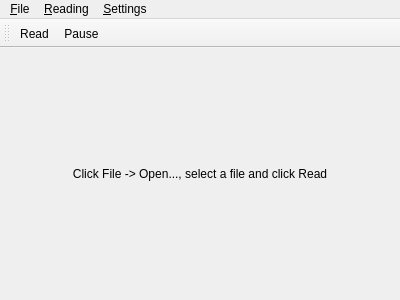
First picture: the form in app/src/cmainwindow.ui, repository VioletGiraffe/FasterThanSight, before the edit.
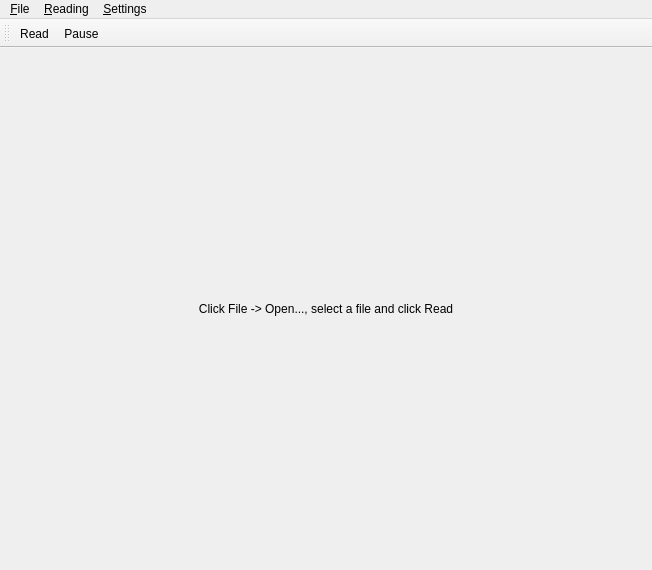
Second picture: the form after the edit.

```diff
--- a/app/src/cmainwindow.ui
+++ b/app/src/cmainwindow.ui
@@ -6,8 +6,8 @@
    <rect>
     <x>0</x>
     <y>0</y>
-    <width>400</width>
-    <height>300</height>
+    <width>652</width>
+    <height>570</height>
    </rect>
   </property>
   <property name="windowTitle">
@@ -35,7 +35,7 @@
     <rect>
      <x>0</x>
      <y>0</y>
-     <width>400</width>
+     <width>652</width>
      <height>21</height>
     </rect>
    </property>
```
